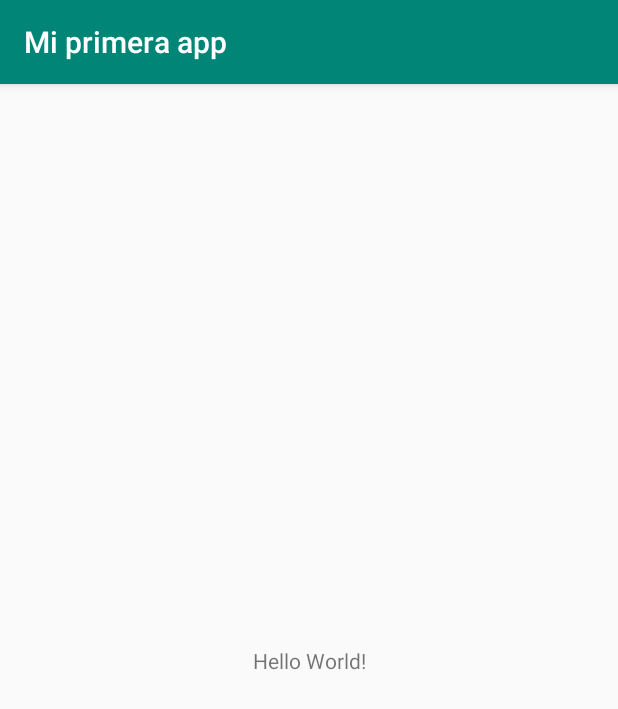
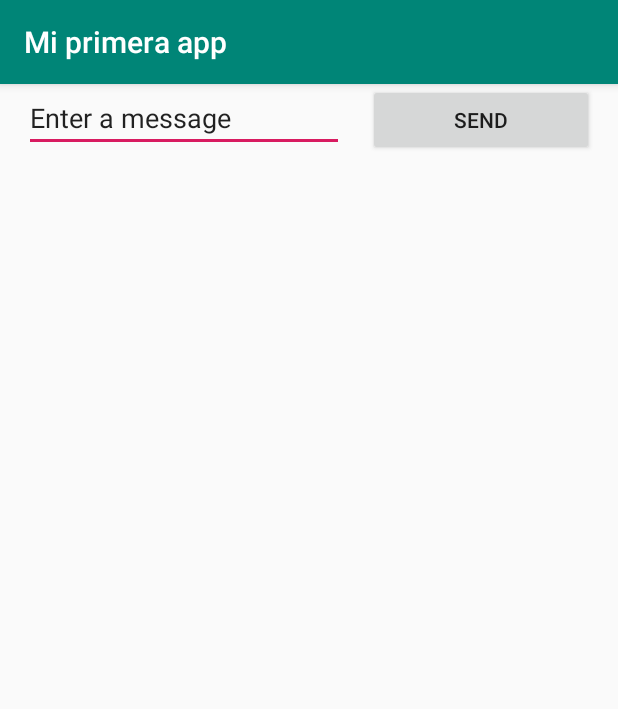
Before and after one commit to mbujan/Programacion_android, an Android app: the screen it shows after launch (MainActivity), on a phone screen of 412 x 824 dp. Shown: the top 709 px of the screen. Run offline under Robolectric (Android 15) with nearby library versions, the phone set to English and light mode, and no system bars.

Commit message:
Versión final

```diff
--- a/app/src/main/AndroidManifest.xml
+++ b/app/src/main/AndroidManifest.xml
@@ -9,6 +9,7 @@
         android:roundIcon="@mipmap/ic_launcher_round"
         android:supportsRtl="true"
         android:theme="@style/AppTheme">
+        <activity android:name=".DisplayMessageActivity"></activity>
         <activity android:name=".MainActivity">
             <intent-filter>
                 <action android:name="android.intent.action.MAIN" />
--- a/app/src/main/res/layout/activity_main.xml
+++ b/app/src/main/res/layout/activity_main.xml
@@ -6,13 +6,32 @@
     android:layout_height="match_parent"
     tools:context=".MainActivity">
 
-    <TextView
+    <EditText
+        android:id="@+id/editText2"
         android:layout_width="wrap_content"
         android:layout_height="wrap_content"
-        android:text="Hello World!"
-        app:layout_constraintBottom_toBottomOf="parent"
-        app:layout_constraintLeft_toLeftOf="parent"
-        app:layout_constraintRight_toRightOf="parent"
-        app:layout_constraintTop_toTopOf="parent" />
+        android:layout_marginStart="16dp"
+        android:layout_marginLeft="16dp"
+        android:ems="10"
+        android:inputType="textPersonName"
+        android:text="@string/edit_message"
+        app:layout_constraintEnd_toStartOf="@+id/button2"
+        app:layout_constraintHorizontal_bias="0.5"
+        app:layout_constraintStart_toStartOf="parent"
+        tools:layout_editor_absoluteY="16dp" />
 
+    <Button
+        android:id="@+id/button2"
+        android:layout_width="0dp"
+        android:layout_height="wrap_content"
+        android:layout_marginStart="16dp"
+        android:layout_marginLeft="16dp"
+        android:layout_marginEnd="16dp"
+        android:layout_marginRight="16dp"
+        android:onClick="sendMessage"
+        android:text="@string/button_send"
+        app:layout_constraintBaseline_toBaselineOf="@+id/editText2"
+        app:layout_constraintEnd_toEndOf="parent"
+        app:layout_constraintHorizontal_bias="0.5"
+        app:layout_constraintStart_toEndOf="@+id/editText2" />
 </androidx.constraintlayout.widget.ConstraintLayout>
--- a/app/src/main/res/values/strings.xml
+++ b/app/src/main/res/values/strings.xml
@@ -1,3 +1,5 @@
 <resources>
     <string name="app_name">Mi primera app</string>
+    <string name="edit_message">Enter a message</string>
+    <string name="button_send">Send</string>
 </resources>
```
Also changed, not shown: app/src/main/java/com/example/miprimeraapp/DisplayMessageActivity.java (added, +24 -0 lines), app/src/main/java/com/example/miprimeraapp/MainActivity.java (+15 -1 lines), app/src/main/res/layout/activity_display_message.xml (added, +28 -0 lines).
